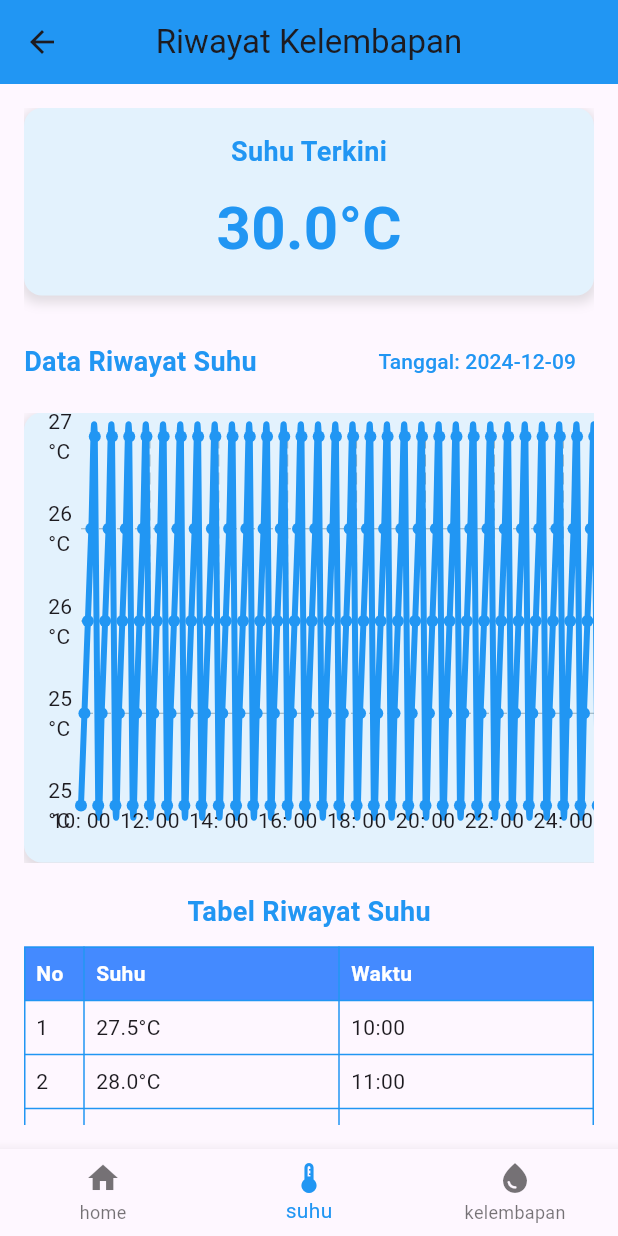
After one commit to MufrihM/flutterMonitoringApp, a Flutter app: the RiwayatSuhuPage screen opened by its route, on a phone screen of 412 x 824 dp. The commit adds this screen. Run offline on Flutter 3.47's test engine with Material 3 defaults, Android fonts, the phone set to English and light mode, and no system bars; drawn by our look-alikes of fl_chart; our stand-ins replace shared_preferences; missing offline and left inert: dart:ffi, mqtt_client; accounts and stored records are empty.

Commit message:
make detail_suhu, detail_lembap page and grafik_data, data_terkini, table_data components

```diff
--- /dev/null
+++ b/lib/components/data_terkini.dart
@@ -0,0 +1,50 @@
+import 'dart:ffi';
+
+import 'package:flutter/material.dart';
+
+class DataTerkini extends StatelessWidget {
+  final String currentData;
+  final String dataName;
+
+  const DataTerkini({ required this.currentData, required this.dataName, super.key});
+
+  @override
+  Widget build(BuildContext context) {
+    return Container(
+      padding: const EdgeInsets.all(16.0),
+      decoration: BoxDecoration(
+        color: Colors.blue[50],
+        borderRadius: BorderRadius.circular(12),
+        boxShadow: [
+          BoxShadow(
+            color: Colors.grey.withOpacity(0.3),
+            spreadRadius: 2,
+            blurRadius: 6,
+            offset: const Offset(0, 3),
+          ),
+        ],
+      ),
+      child: Column(
+        children: [
+          Text(
+            '$dataName',
+            style: const TextStyle(
+              fontSize: 18,
+              fontWeight: FontWeight.bold,
+              color: Colors.blue,
+            ),
+          ),
+          const SizedBox(height: 10,),
+          Text(
+            '$currentData\u00B0C',
+            style: const TextStyle(
+              fontSize: 40,
+              fontWeight: FontWeight.bold,
+              color: Colors.blue
+            ),
+          )
+        ],
+      ),
+    );
+  }
+}
--- /dev/null
+++ b/lib/components/grafik_data.dart
@@ -0,0 +1,129 @@
+import 'package:flutter/material.dart';
+import 'package:fl_chart/fl_chart.dart';
+
+class GrafikData extends StatefulWidget {
+  final List<FlSpot> spotsData;
+  final String grafikName;
+  // final DateTime dateData;
+  // final void dateData;
+
+  const GrafikData({
+    required this.spotsData,
+    required this.grafikName,
+    // required this.dateData,
+    super.key
+  });
+
+  @override
+  State<GrafikData> createState() => _GrafikDataState();
+}
+
+class _GrafikDataState extends State<GrafikData> {
+  DateTime selectedDate = DateTime.now();
+  Future<void> _selectedDate(BuildContext context) async{
+    final DateTime? pickedDate = await showDatePicker(
+      context: context,
+      initialDate: selectedDate,
+      firstDate: DateTime(2022),
+      lastDate: DateTime.now(),
+    );
+    if (pickedDate != null && pickedDate != selectedDate) {
+      setState(() {
+        selectedDate = pickedDate;
+      });
+    }
+  }
+  @override
+  Widget build(BuildContext context) {
+    return Column(
+      children: [
+        Row(
+          mainAxisAlignment: MainAxisAlignment.spaceBetween,
+          children: [
+            Text(
+              widget.grafikName,
+              style: const TextStyle(
+                fontSize: 18,
+                fontWeight: FontWeight.bold,
+                color: Colors.blue,
+              ),
+            ),
+            TextButton(
+                onPressed: () => _selectedDate(context),
+                child: Text(
+                  "Tanggal: ${selectedDate.toLocal().toString().split(' ')[0]}",
+                  style: const TextStyle(color: Colors.blue),
+                )
+            ),
+          ],
+        ),
+        const SizedBox(height: 10),
+        SingleChildScrollView(
+          scrollDirection: Axis.horizontal,
+          child: Container(
+            width: 1200,
+            height: 300,
+            padding: const EdgeInsets.all(16),
+            decoration: BoxDecoration(
+              color: Colors.blue[50],
+              borderRadius: BorderRadius.circular(12),
+              boxShadow: [
+                BoxShadow(
+                  color: Colors.grey.withOpacity(0.3),
+                  spreadRadius: 2,
+                  blurRadius: 6,
+                  offset: const Offset(0, 3),
+                ),
+              ],
+            ),
+            child: LineChart(
+              LineChartData(
+                // clipData: FlClipData.none(),
+                gridData: const FlGridData(show: true),
+                titlesData: FlTitlesData(
+                  topTitles: const AxisTitles(
+                    sideTitles: SideTitles(
+                      showTitles: false,
+                    )
+                  ),
+                  rightTitles: const AxisTitles(
+                    sideTitles: SideTitles(
+                      showTitles: false,
+                    )
+                  ),
+                  bottomTitles: AxisTitles(
+                    sideTitles: SideTitles(
+                      showTitles: true,
+                      getTitlesWidget: (value, meta) {
+                        int hour = value.toInt();
+                        int minute = ((value-hour) * 60).toInt();
+                        return Text('$hour: ${minute.toString().padLeft(2, '0')}');
+                      }
+                    )
+                  ),
+                  leftTitles: AxisTitles(
+                    sideTitles: SideTitles(
+                      showTitles: true,
+                      getTitlesWidget: (value, meta) {
+                        return Text('${value.toInt()} \u00B0C');
+                      }
+                    )
+                  )
+                ),
+                borderData: FlBorderData(show: false),
+                lineBarsData: [
+                  LineChartBarData(
+                    isCurved: true,
+                    color: Colors.blue,
+                    barWidth: 4,
+                    spots: widget.spotsData,
+                  ),
+                ],
+              ),
+            ),
+          ),
+        ),
+      ],
+    );
+  }
+}
--- /dev/null
+++ b/lib/components/table_data.dart
@@ -0,0 +1,95 @@
+import 'package:flutter/material.dart';
+
+class TableData extends StatelessWidget {
+  final String tableName;
+  final String tema;
+  final List tableList;
+
+  const TableData({
+    required this.tableName,
+    required this.tema,
+    required this.tableList,
+    super.key
+  });
+
+  @override
+  Widget build(BuildContext context) {
+    return Column(
+      children: [
+        Text(
+          '$tableName',
+          style: const TextStyle(
+            fontSize: 18,
+            fontWeight: FontWeight.bold,
+            color: Colors.blue,
+          ),
+        ),
+        const SizedBox(height: 10),
+        Table(
+          border: TableBorder.all(color: Colors.blue),
+          columnWidths: const {
+            0: FixedColumnWidth(40),
+            1: FlexColumnWidth(),
+            2: FlexColumnWidth(),
+          },
+          children: [
+            TableRow(
+              decoration: const BoxDecoration(
+                color: Colors.blueAccent
+              ),
+              children: [
+                const Padding(
+                  padding: EdgeInsets.all(8.0),
+                  child: Text(
+                    'No',
+                    style: TextStyle(
+                      fontWeight: FontWeight.bold,
+                      color: Colors.white,
+                    ),
+                  ),
+                ),
+                Padding(
+                  padding: const EdgeInsets.all(8.0),
+                  child: Text(
+                    "$tema",
+                    style: const TextStyle(
+                      fontWeight: FontWeight.bold,
+                      color: Colors.white,
+                    ),
+                  ),
+                ),
+                const Padding(
+                  padding: EdgeInsets.all(8.0),
+                  child: Text(
+                    'Waktu',
+                    style: TextStyle(
+                      fontWeight: FontWeight.bold,
+                      color: Colors.white,
+                    ),
+                  ),
+                ),
+              ]
+            ),
+            ...tableList.map(
+                    (data) => TableRow(
+                      children: [
+                        Padding(
+                          padding: const EdgeInsets.all(8.0),
+                          child: Text(data['id'].toString()),
+                        ),
+                        Padding(
+                          padding: const EdgeInsets.all(8.0),
+                          child: Text("${data['content']}\u00B0C"),
+                        ),
+                        Padding(
+                          padding: const EdgeInsets.all(8.0),
+                          child: Text(data['time']),
+                        ),
+                      ]
+                    ))
+          ],
+        )
+      ],
+    );
+  }
+}
--- a/lib/main.dart
+++ b/lib/main.dart
@@ -4,8 +4,9 @@ import 'mqtt/mqtt_service.dart';
 import 'services/api_service.dart';
 import 'pages/home.dart';
 import 'pages/login.dart';
-import 'components/loadingScreen.dart';
-import 'pages/detailSuhu.dart';
+import 'components/loading_screen.dart';
+import 'pages/detail_suhu.dart';
+import 'pages/detail_lembap.dart';
 
 void main() {
   runApp(const MyApp());
@@ -61,7 +62,8 @@ class _MyAppState extends State<MyApp> {
         '/login': (context) => LoginScreen(),
         '/register': (context) => RegisterScreen(),
         '/home': (context) => HomeScreen(tempMessage: tempMessage, humidMessage: humidMessage),
-        '/suhu': (context) => TemperatureScreen()
+        '/suhu': (context) => TemperatureScreen(),
+        '/kelembapan': (context) => RiwayatSuhuPage()
       },
     );
   }
--- a/lib/pages/detailLembap.dart
+++ /dev/null
@@ -1,85 +0,0 @@
-import 'package:flutter/material.dart';
-import 'package:fl_chart/fl_chart.dart';
-
-class ScrollableLineChart extends StatelessWidget {
-  final List<Map<String, dynamic>> temperatureData = List.generate(
-    100,
-        (index) => {
-      'time': '${10 + index ~/ 10}:${(index % 10) * 6}'.padLeft(2, '0'),
-      'temperature': 25 + (index % 5) * 0.5,
-    },
-  );
-
-  List<FlSpot> getTemperatureSpots(List<Map<String, dynamic>> data) {
-    return data.asMap().entries.map((entry) {
-      String time = entry.value['time'];
-      double temperature = entry.value['temperature'];
-      List<String> timeParts = time.split(':');
-      double xValue = double.parse(timeParts[0]) + (double.parse(timeParts[1]) / 60);
-
-      return FlSpot(xValue, temperature);
-    }).toList();
-  }
-
-  @override
-  Widget build(BuildContext context) {
-    final spots = getTemperatureSpots(temperatureData);
-
-    return Scaffold(
-      appBar: AppBar(
-        title: Text('Scrollable Line Chart'),
-        backgroundColor: Colors.blue,
-      ),
-      body: SingleChildScrollView(
-        scrollDirection: Axis.horizontal, // Scroll ke kiri/kanan
-        child: SingleChildScrollView(
-          scrollDirection: Axis.vertical, // Scroll ke atas/bawah
-          child: Container(
-            width: 1200, // Lebar lebih besar dari viewport untuk scroll horizontal
-            height: 600, // Tinggi lebih besar dari viewport untuk scroll vertikal
-            padding: const EdgeInsets.all(16.0),
-            child: LineChart(
-              LineChartData(
-                gridData: FlGridData(show: true),
-                titlesData: FlTitlesData(
-                  leftTitles: AxisTitles(
-                    sideTitles: SideTitles(
-                      showTitles: true,
-                      getTitlesWidget: (value, meta) {
-                        return Text('${value.toInt()} \u00B0C');
-                      },
-                      interval: 1,
-                    ),
-                  ),
-                  bottomTitles: AxisTitles(
-                    sideTitles: SideTitles(
-                      showTitles: true,
-                      getTitlesWidget: (value, meta) {
-                        int hour = value.toInt();
-                        int minute = ((value - hour) * 60).toInt();
-                        return Text('$hour:${minute.toString().padLeft(2, '0')}');
-                      },
-                    ),
-                  ),
-                ),
-                borderData: FlBorderData(show: false),
-                lineBarsData: [
-                  LineChartBarData(
-                    isCurved: true,
-                    color: Colors.blue,
-                    barWidth: 4,
-                    spots: spots,
-                  ),
-                ],
-              ),
-            ),
-          ),
-        ),
-      ),
-    );
-  }
-}
-
-void main() {
-  runApp(MaterialApp(home: ScrollableLineChart()));
-}
--- /dev/null
+++ b/lib/pages/detail_lembap.dart
@@ -0,0 +1,116 @@
+import 'package:flutter/material.dart';
+import 'package:fl_chart/fl_chart.dart';
+import '../components/data_terkini.dart';
+import '../components/grafik_data.dart';
+import '../components/table_data.dart';
+
+class RiwayatSuhuPage extends StatefulWidget {
+  const RiwayatSuhuPage({Key? key}) : super(key: key);
+
+  @override
+  State<RiwayatSuhuPage> createState() => _RiwayatSuhuPageState();
+}
+
+class _RiwayatSuhuPageState extends State<RiwayatSuhuPage> {
+  String currentData = "30.0";
+  String dataName = "Suhu Terkini";
+  DateTime selectedDate = DateTime.now(); // Tanggal yang dipilih
+  List<Map<String, dynamic>> temperatureData = List.generate(
+    500,
+        (index) => {
+      'time': '${10 + index ~/ 10}:${(index % 10) * 6}'.padLeft(2, '0'),
+      'temperature': 25 + (index % 5) * 0.5,
+    },
+  ); // Dummy Data Riwayat Suhu
+  List<Map<String, dynamic>> temperatureDetails = [
+    {'id': 1, 'content': 27.5, 'time': '10:00'},
+    {'id': 2, 'content': 28.0, 'time': '11:00'},
+    {'id': 3, 'content': 28.3, 'time': '12:00'},
+    {'id': 4, 'content': 28.5, 'time': '13:00'},
+  ];
+
+  // Fungsi untuk memilih tanggal
+  Future<void> _selectDate(BuildContext context) async {
+    final DateTime? pickedDate = await showDatePicker(
+      context: context,
+      initialDate: selectedDate,
+      firstDate: DateTime(2022),
+      lastDate: DateTime.now(),
+    );
+    if (pickedDate != null && pickedDate != selectedDate) {
+      setState(() {
+        selectedDate = pickedDate;
+      });
+    }
+  }
+
+  // Fungsi konversi data ke FlSpot
+  List<FlSpot> getTemperatureSpots(List<Map<String, dynamic>> data) {
+    return data.asMap().entries.map((entry) {
+      String time = entry.value['time'];
+      double temperature = entry.value['temperature'];
+      List<String> timeParts = time.split(':');
+      double xValue =
+          double.parse(timeParts[0]) + (double.parse(timeParts[1]) / 60);
+
+      return FlSpot(xValue, temperature);
+    }).toList();
+  }
+
+  final ScrollController _controller = ScrollController();
+
+  @override
+  Widget build(BuildContext context) {
+    List<FlSpot> spots = getTemperatureSpots(temperatureData);
+    print(spots.length);
+
+    return Scaffold(
+      appBar: AppBar(
+        title: const Text("Riwayat Kelembapan"),
+        backgroundColor: Colors.blue,
+        centerTitle: true,
+      ),
+      bottomNavigationBar: BottomNavigationBar(
+        items: const [
+          BottomNavigationBarItem(
+            icon: Icon(Icons.home),
+            label: 'home',
+          ),
+          BottomNavigationBarItem(
+            icon: Icon(Icons.thermostat),
+            label: 'suhu',
+          ),
+          BottomNavigationBarItem(
+            icon: Icon(Icons.water_drop),
+            label: 'kelembapan',
+          ),
+        ],
+        currentIndex: 1, // Indeks halaman ini
+        onTap: (index) {
+          // Navigasi antar halaman
+        },
+        selectedItemColor: Colors.blue,
+      ),
+      body: Padding(
+        padding: const EdgeInsets.all(16.0),
+        child: SingleChildScrollView(
+          child: Column(
+            crossAxisAlignment: CrossAxisAlignment.stretch,
+            children: [
+              // ========== SUHU TERKINI ==========
+              DataTerkini(currentData: currentData, dataName: dataName),
+              const SizedBox(height: 20),
+
+              // ========== GRAFIK RIWAYAT SUHU ==========
+              GrafikData(spotsData: spots, grafikName: "Data Riwayat Suhu"),
+              const SizedBox(height: 20),
+
+              // ========== TABEL RIWAYAT SUHU ==========
+              TableData(tableName: "Tabel Riwayat Suhu", tema: "Suhu", tableList: temperatureDetails),
+            ],
+          ),
+        ),
+      ),
+    );
+  }
+}
--- a/lib/pages/detailSuhu.dart
+++ b/lib/pages/detail_suhu.dart
@@ -69,15 +69,15 @@ class _TemperatureScreenState extends State<TemperatureScreen> {
         items: const [
           BottomNavigationBarItem(
             icon: Icon(Icons.home),
-            label: 'Home',
+            label: 'home',
           ),
           BottomNavigationBarItem(
             icon: Icon(Icons.thermostat),
-            label: 'Temperature',
+            label: 'suhu',
           ),
           BottomNavigationBarItem(
             icon: Icon(Icons.water),
-            label: 'Humidity',
+            label: 'kelembapan',
           ),
         ],
         currentIndex: 1, // Indeks halaman suhu
--- a/lib/pages/home.dart
+++ b/lib/pages/home.dart
@@ -141,15 +141,15 @@ class HomeScreen extends StatelessWidget {
         items: const [
           BottomNavigationBarItem(
             icon: Icon(Icons.home),
-            label: 'Beranda',
+            label: 'home',
           ),
           BottomNavigationBarItem(
             icon: Icon(Icons.thermostat),
-            label: 'Suhu',
+            label: 'suhu',
           ),
           BottomNavigationBarItem(
             icon: Icon(Icons.water_drop),
-            label: 'Kelembapan',
+            label: 'kelembapan',
           ),
         ],
         selectedItemColor: Colors.blue,
```
Also changed, not shown: lib/components/loading_screen.dart (renamed from lib/components/loadingScreen.dart).
